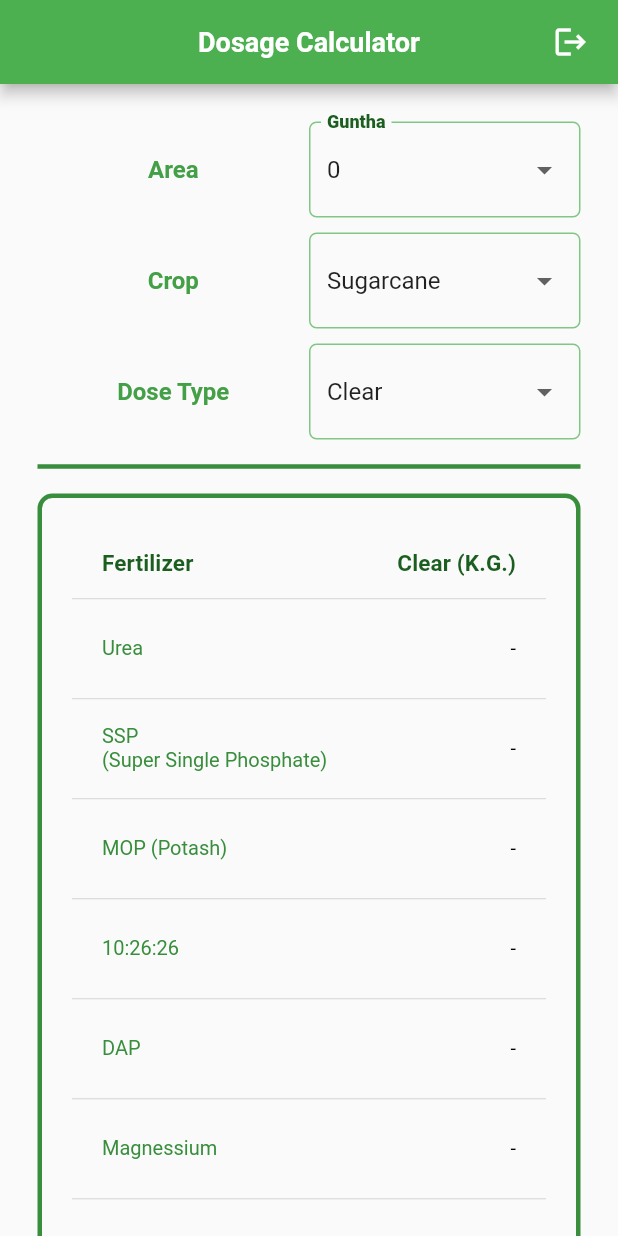
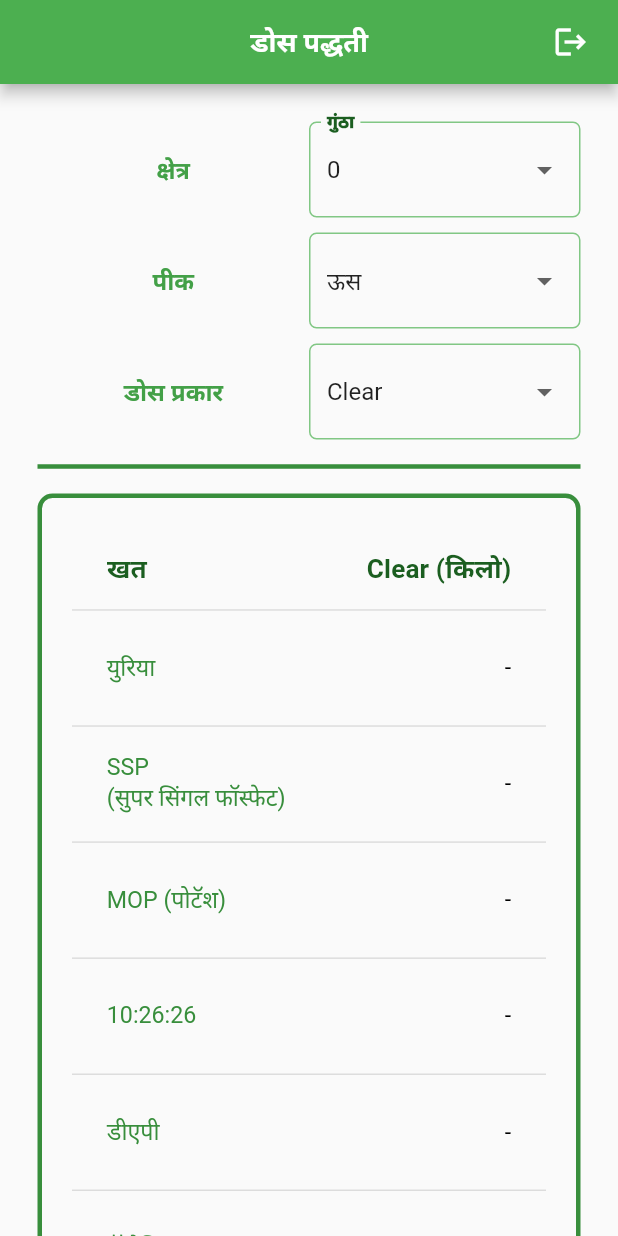
Before and after one commit to vivekjutture/Dharati, a Flutter app: the DosageCalculation screen opened by its route, on a phone screen of 412 x 824 dp. Run offline on Flutter 3.47's test engine with Material 2 defaults, Android fonts, the phone set to English and light mode, and no system bars; our stand-ins replace cloud_firestore, connectivity_plus, firebase_auth, firebase_core, get, internet_connection_checker and 2 more; accounts and stored records are empty.

Commit message:
आतापर्यंतचे कार्य इंग्रजीतून मराठीत अनुवादित केले.

```diff
--- a/lib/screens/dosageCalculator.dart
+++ b/lib/screens/dosageCalculator.dart
@@ -77,13 +77,13 @@ class _DosageCalculationState extends State<DosageCalculation> {
     "40"
   ];
 
-  final crops = ["Sugarcane"];
+  final crops = ["ऊस"];
 
-  final doseType = ["Clear", "10:26:26", "DAP"];
+  final doseType = ["Clear", "10:26:26", "डीएपी"];
 
   String? selectedGuntha = "0";
 
-  String? selectedCrop = "Sugarcane";
+  String? selectedCrop = "ऊस";
 
   String? selectedDoseType = "Clear";
 
@@ -115,7 +115,7 @@ class _DosageCalculationState extends State<DosageCalculation> {
       appBar: AppBar(
         automaticallyImplyLeading: false,
         title: Text(
-          "Dosage Calculator",
+          "डोस पद्धती",
           style: TextStyle(
             fontSize: 18,
             fontWeight: FontWeight.w700,
@@ -149,7 +149,7 @@ class _DosageCalculationState extends State<DosageCalculation> {
                 children: [
                   Expanded(
                     child: Text(
-                      "Area",
+                      "क्षेत्र",
                       style: labelTextStyle,
                       textAlign: TextAlign.center,
                     ),
@@ -159,7 +159,7 @@ class _DosageCalculationState extends State<DosageCalculation> {
                     child: Expanded(
                       child: DropdownButtonFormField(
                         decoration: InputDecoration(
-                          labelText: "Guntha",
+                          labelText: "गुंठा",
                           labelStyle: TextStyle(
                             fontSize: 16,
                             fontWeight: FontWeight.w900,
@@ -178,7 +178,7 @@ class _DosageCalculationState extends State<DosageCalculation> {
                         menuMaxHeight: 250,
                         value: selectedGuntha,
                         validator: (value) =>
-                            value == "0" ? "Please Select Guntha" : null,
+                            value == "0" ? "कृपया गुंठा निवडा" : null,
                         items: _gunthas
                             .map((e) => DropdownMenuItem(
                                   child: Text(e),
@@ -206,7 +206,7 @@ class _DosageCalculationState extends State<DosageCalculation> {
                 children: [
                   Expanded(
                     child: Text(
-                      "Crop",
+                      "पीक",
                       style: labelTextStyle,
                       textAlign: TextAlign.center,
                     ),
@@ -229,7 +229,7 @@ class _DosageCalculationState extends State<DosageCalculation> {
                         menuMaxHeight: 250,
                         value: selectedCrop,
                         validator: (value) =>
-                            value == null ? "Please Select Crop" : null,
+                            value == null ? "कृपया पीक निवडा" : null,
                         items: crops
                             .map((e) => DropdownMenuItem(
                                   child: Text(e),
@@ -255,7 +255,7 @@ class _DosageCalculationState extends State<DosageCalculation> {
                 children: [
                   Expanded(
                     child: Text(
-                      "Dose Type",
+                      "डोस प्रकार",
                       style: labelTextStyle,
                       textAlign: TextAlign.center,
                     ),
@@ -278,7 +278,7 @@ class _DosageCalculationState extends State<DosageCalculation> {
                         menuMaxHeight: 250,
                         value: selectedDoseType,
                         validator: (value) =>
-                            value == null ? "Please Select Dose Type" : null,
+                            value == null ? "कृपया डोस प्रकार निवडा" : null,
                         items: doseType
                             .map((e) => DropdownMenuItem(
                                   child: Text(e),
@@ -319,29 +319,29 @@ class _DosageCalculationState extends State<DosageCalculation> {
                       dataRowHeight: 80,
                       columns: [
                         DataColumn(
-                          label:
-                              Text("Fertilizer", style: tableColumnTextStyle),
+                          label: Text("खत", style: tableColumnTextStyle),
                         ),
                         DataColumn(
                             label: Text(
                                 selectedDoseType == null
                                     ? "-"
-                                    : selectedDoseType.toString() + " (K.G.)",
+                                    : selectedDoseType.toString() + " (किलो)",
                                 style: tableColumnTextStyle),
                             numeric: true),
                       ],
                       rows: [
                         DataRow(cells: [
-                          DataCell(Text("Urea", style: tableDataHeadTextStyle)),
+                          DataCell(
+                              Text("युरिया", style: tableDataHeadTextStyle)),
                           DataCell(Text(urea, style: tableDataTextStyle)),
                         ]),
                         DataRow(cells: [
-                          DataCell(Text("SSP\n(Super Single Phosphate)",
+                          DataCell(Text("SSP\n(सुपर सिंगल फॉस्फेट)",
                               style: tableDataHeadTextStyle)),
                           DataCell(Text(ssp, style: tableDataTextStyle)),
                         ]),
                         DataRow(cells: [
-                          DataCell(Text("MOP (Potash)",
+                          DataCell(Text("MOP (पोटॅश)",
                               style: tableDataHeadTextStyle)),
                           DataCell(Text(mop, style: tableDataTextStyle)),
                         ]),
@@ -351,42 +351,42 @@ class _DosageCalculationState extends State<DosageCalculation> {
                           DataCell(Text(npk, style: tableDataTextStyle)),
                         ]),
                         DataRow(cells: [
-                          DataCell(Text("DAP", style: tableDataHeadTextStyle)),
+                          DataCell(
+                              Text("डीएपी", style: tableDataHeadTextStyle)),
                           DataCell(Text(dap, style: tableDataTextStyle)),
                         ]),
                         DataRow(cells: [
-                          DataCell(Text("Magnessium",
+                          DataCell(Text("मॅग्नेशियम",
                               style: tableDataHeadTextStyle)),
                           DataCell(Text(magnessium, style: tableDataTextStyle)),
                         ]),
                         DataRow(cells: [
                           DataCell(
-                              Text("Silicon", style: tableDataHeadTextStyle)),
+                              Text("सिलिकॉन", style: tableDataHeadTextStyle)),
                           DataCell(Text(silicon, style: tableDataTextStyle)),
                         ]),
                         DataRow(cells: [
-                          DataCell(
-                              Text("Sulphur", style: tableDataHeadTextStyle)),
+                          DataCell(Text("गंधक", style: tableDataHeadTextStyle)),
                           DataCell(Text(sulphur, style: tableDataTextStyle)),
                         ]),
                         DataRow(cells: [
-                          DataCell(Text("Calcium / \nCalcium Nitrate",
+                          DataCell(Text("कॅल्शियम / \nकॅल्शियम नायट्रेट",
                               style: tableDataHeadTextStyle)),
                           DataCell(Text(calcium, style: tableDataTextStyle)),
                         ]),
                         DataRow(cells: [
-                          DataCell(Text("Micro Nutrient",
+                          DataCell(Text("सूक्ष्म अन्नद्रव्ये",
                               style: tableDataHeadTextStyle)),
                           DataCell(
                               Text(microNeutrient, style: tableDataTextStyle)),
                         ]),
                         DataRow(cells: [
                           DataCell(
-                              Text("Humic", style: tableDataHeadTextStyle)),
+                              Text("ह्युमिक", style: tableDataHeadTextStyle)),
                           DataCell(Text(humic, style: tableDataTextStyle)),
                         ]),
                         DataRow(cells: [
-                          DataCell(Text("Organic / Nimboli",
+                          DataCell(Text("सेंद्रिय / निंबोळी",
                               style: tableDataHeadTextStyle)),
                           DataCell(Text(nimboli, style: tableDataTextStyle)),
                         ]),
@@ -475,7 +475,7 @@ class _DosageCalculationState extends State<DosageCalculation> {
       clearFertilizers();
     } else if (doseType == "10:26:26") {
       npkFertilizers();
-    } else if (doseType == "DAP") {
+    } else if (doseType == "डीएपी") {
       dapFertilizers();
     }
     clearAll();
```
Also changed, not shown: lib/screens/otp.dart (+10 -9 lines), lib/screens/phone.dart (+7 -10 lines), lib/screens/userDetails.dart (+42 -44 lines), lib/services/FirebaseAllServices.dart (+11 -13 lines).
